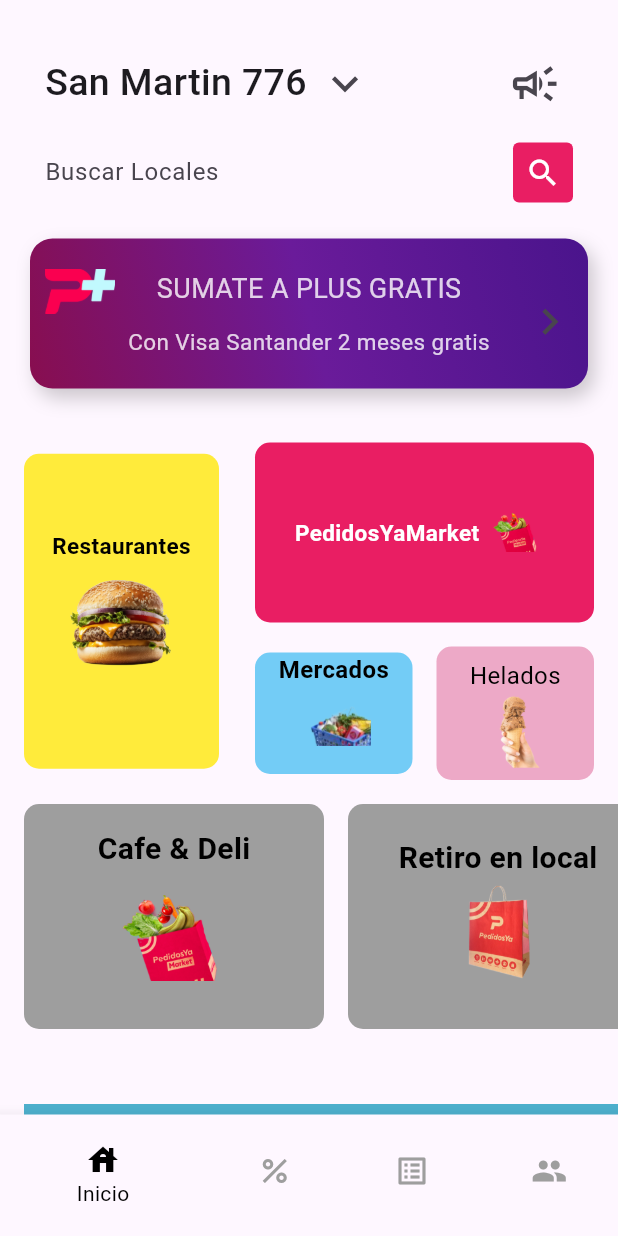
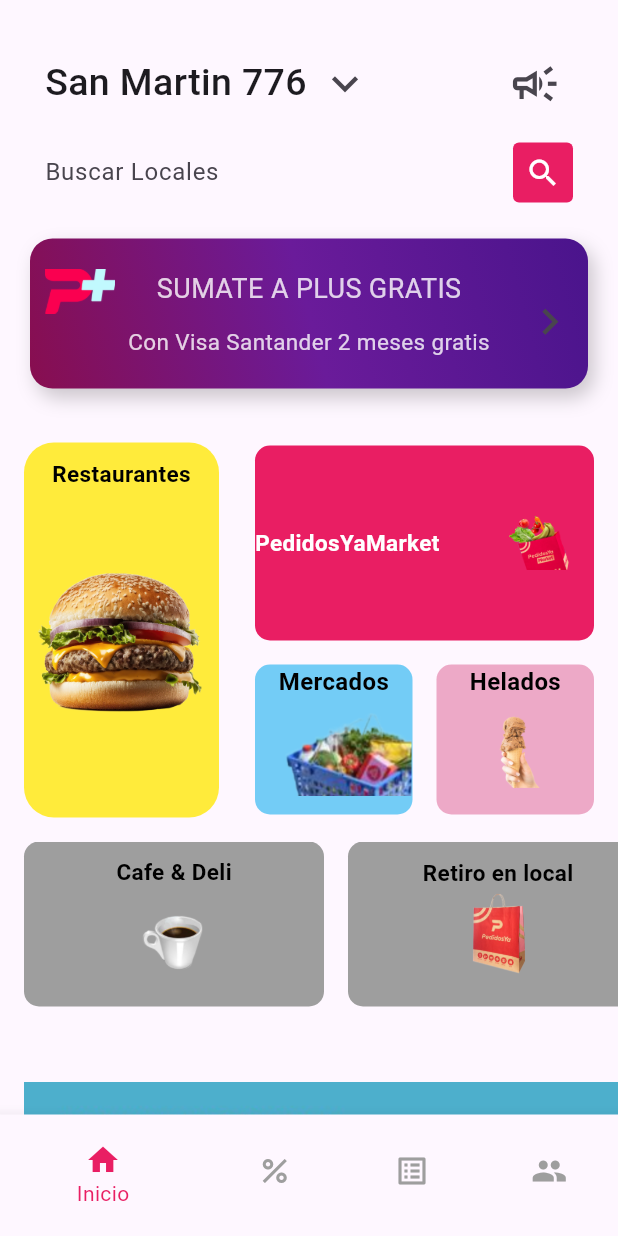
Before and after one commit to ZoeCandelaGonzalez/Pedidos, a Flutter app: the screen it shows after launch, on a phone screen of 412 x 824 dp. Run offline on Flutter 3.47's test engine with Material 2 defaults, Android fonts, the phone set to English and light mode, and no system bars; our stand-ins replace bloc, flutter_bloc, go_router.

Commit message:
acomodar img

```diff
--- a/pedidos_app/lib/page/principal/botonmenu.dart
+++ b/pedidos_app/lib/page/principal/botonmenu.dart
@@ -6,7 +6,7 @@
 List <BottomNavigationBarItem> bottomNavItems = const <BottomNavigationBarItem>[
 
   BottomNavigationBarItem(
-    icon: Icon(Icons.house),
+    icon: Icon(Icons.home),
     label: 'Inicio',
 
   ),
@@ -43,7 +43,7 @@
           child: BottomNavigationBar(
             items: bottomNavItems,
             currentIndex: state.index,
-            selectedItemColor: Colors.black,
+            selectedItemColor: Colors.pink,
             unselectedItemColor: Colors.grey,
             onTap: (value) {
               BlocProvider.of<BottomNavigationBloc>(context)
--- a/pedidos_app/lib/page/principal/contenedores.dart
+++ b/pedidos_app/lib/page/principal/contenedores.dart
@@ -17,11 +17,11 @@
         children: [
           Container(
             width: 130,
-            height: 210,
+            height: 250,
             margin: const EdgeInsets.only(right: 24),
             decoration: BoxDecoration(
               color: Colors.yellow,
-              borderRadius: BorderRadius.circular(10),
+              borderRadius: BorderRadius.circular(20),
             ),
             child: Column(
               mainAxisAlignment: MainAxisAlignment.center,
@@ -36,8 +36,8 @@
                 ),
                 Image.asset(
                   'assets/hamburguesa.jpg',
-                  width: 80,
-                  height: 80,
+                  width: 200,
+                  height: 200,
                 ),
                 const SizedBox(height: 8),
               ],
@@ -45,33 +45,35 @@
           ),
           Expanded(
             child: Column(
-              mainAxisAlignment: MainAxisAlignment.center,
+
               children: [
                 Container(
                   width: double.infinity,
-                  height: 120,
+                  height: 130,
                   margin: const EdgeInsets.only(bottom: 16),
                   decoration: BoxDecoration(
                     color: Colors.pink,
                     borderRadius: BorderRadius.circular(10),
                   ),
                   child: Row(
-                    mainAxisAlignment: MainAxisAlignment.center,
+                    mainAxisAlignment: MainAxisAlignment.spaceBetween,
                     children: [
-                      const Text(
+                         Text(
                         'PedidosYaMarket',
                         style: TextStyle(
                           fontSize: 15,
                           fontWeight: FontWeight.bold,
                           color: Colors.white,
                         ),
+
                       ),
+
                       Image.asset(
                         'assets/pedidosyamarket.png',
-                        width: 50,
-                        height: 50,
+                        width: 70,
+                        height: 90,
                       ),
-                      const SizedBox(height: 8),
+
                     ],
                   ),
                 ),
@@ -79,12 +81,14 @@
                   children: [
                     Expanded(
                       child: Container(
+
+                        height: 100,
                         decoration: BoxDecoration(
                           color: const Color.fromARGB(255, 115, 204, 246),
                           borderRadius: BorderRadius.circular(10),
                         ),
                         child: Column(
-                          mainAxisAlignment: MainAxisAlignment.center,
+                          mainAxisAlignment: MainAxisAlignment.spaceBetween,
                           children: [
                             Text(
                               'Mercados',
@@ -96,8 +100,9 @@
                             ),
                             Image.asset(
                               'assets/mercado.png',
-                              width: 50,
-                              height: 50,
+
+
+                              height: 60,
                             ),
                             SizedBox(height: 8),
                           ],
@@ -107,24 +112,30 @@
                     SizedBox(width: 16),
                     Expanded(
                       child: Container(
+                         width: 100,
+                        height: 100,
                         decoration: BoxDecoration(
                           color: Color.fromARGB(255, 237, 169, 199),
                           borderRadius: BorderRadius.circular(10),
                         ),
                         child: Column(
-                          mainAxisAlignment: MainAxisAlignment.center,
+                          mainAxisAlignment: MainAxisAlignment.spaceBetween,
+
+
+
                           children: [
-                            SizedBox(height: 8),
+
                             Text(
                               'Helados',
                               style: TextStyle(
                                 color: Colors.black,
+                                fontWeight: FontWeight.bold,
                                 fontSize: 16,
                               ),
                             ),
                             Image.asset(
                               'assets/helados.png',
-                              width: 50,
+                              width: 150,
                               height: 50,
                             ),
                             SizedBox(height: 8),
--- a/pedidos_app/lib/page/principal/scroll.dart
+++ b/pedidos_app/lib/page/principal/scroll.dart
@@ -17,8 +17,8 @@
                const SizedBox(width: 16),
 
             Container(
-              width: 200,
-              height: 150,
+             width: 200,
+              height: 110,
             decoration: BoxDecoration(
                 color: Colors.grey,
                 borderRadius: BorderRadius.circular(10),
@@ -33,7 +33,7 @@
                     Text(
                       'Cafe & Deli',
                       style: TextStyle(
-                        fontSize: 20,
+                        fontSize: 15,
                         fontWeight: FontWeight.bold,
                         color: Colors.black,
                       ),
@@ -41,9 +41,9 @@
                     Padding(
                       padding: const EdgeInsets.all(10),
                       child: Image.asset(
-                        'assets/pedidosyamarket.png',
-                        width: 110,
-                        height: 70,
+                        'assets/cafe.png',
+                         width: 90,
+                height: 50,
                       ),
                     ),
 
@@ -54,9 +54,9 @@
             SizedBox(width: 16),
               Container(
               width: 200,
-              height: 150,
+              height: 110,
             decoration: BoxDecoration(
-                color: Colors.grey,
+               color: Colors.grey,
                 borderRadius: BorderRadius.circular(10),
               ),
               child: Padding(
@@ -68,15 +68,15 @@
                   Text(
                     'Retiro en local',
                     style: TextStyle(
-                      fontSize: 20,
+                      fontSize: 15,
                       fontWeight: FontWeight.bold,
                       color: Colors.black,
                     ),
                   ),
                   Image.asset(
                     'assets/bolsa.png',
-                   width: 110,
-                        height: 70,
+                 width: 100,
+                height: 60,
                   ),
                   SizedBox(height: 8),
                 ],
@@ -86,9 +86,9 @@
             SizedBox(width: 16),
          Container(
               width: 200,
-              height: 150,
+              height: 110,
             decoration: BoxDecoration(
-                color: Colors.grey,
+            color: Colors.grey,
                 borderRadius: BorderRadius.circular(10),
               ),
               child: Column(
@@ -97,15 +97,15 @@
                   Text(
                     'Kiosko',
                     style: TextStyle(
-                      fontSize: 24,
+                      fontSize: 15,
                       fontWeight: FontWeight.bold,
                       color: Colors.black,
                     ),
                   ),
                   Image.asset(
                     'assets/kiosko.png',
-                    width: 110,
-                        height: 70,
+                    width: 100,
+                height: 60,
                   ),
                   SizedBox(height: 8),
                 ],
--- a/pedidos_app/lib/page/principal/scroll2.dart
+++ b/pedidos_app/lib/page/principal/scroll2.dart
@@ -17,9 +17,10 @@
                 SizedBox(width: 16),
 
           //desayuna como campeon
-            Container(
+            SizedBox(
       width: 400,
       height: 200,
+
 
       child: Column(
       children: [
@@ -35,6 +36,7 @@
           child: Container(
             width: 400,
             height:200,
+
             child: Image.asset(
               'assets/desayuna.jpeg',
               fit: BoxFit.cover,
@@ -49,6 +51,7 @@
             Container(
               width: 300,
               height: 200,
+
 
               child: Column(
                 mainAxisAlignment: MainAxisAlignment.center,
@@ -68,7 +71,7 @@
             height:100,
             child: Image.asset(
               'assets/chipa.jpg',
-              fit: BoxFit.cover,
+
             ),
           ),
         ),
```
